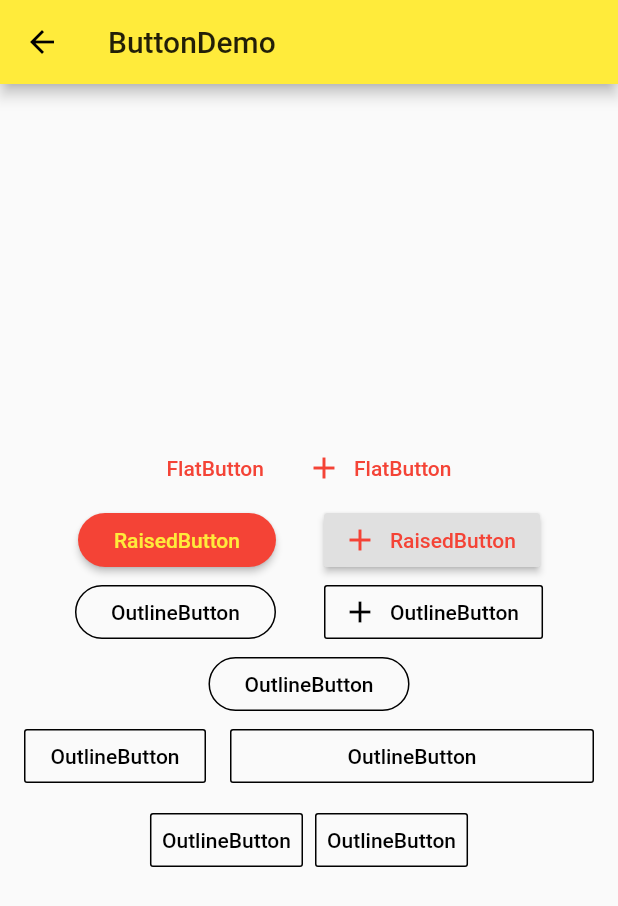
After one commit to HduSy/flutter-app, a Flutter app: the screen it shows after launch, after a tap on "ButtonDemo", on a phone screen of 412 x 824 dp. The commit adds this screen. Shown: the top 906 px of the screen. Run offline on Flutter 3.47's test engine with Material 2 defaults, Android fonts, the phone set to English and light mode, and no system bars.

Commit message:
19.8.26        button demo

```diff
--- /dev/null
+++ b/lib/demo_mid/button_demo.dart
@@ -0,0 +1,208 @@
+import 'package:flutter/material.dart';
+
+class ButtonDemo extends StatelessWidget {
+  @override
+  Widget build(BuildContext context) {
+    final Widget flatButtonDemo = Row(
+      mainAxisAlignment: MainAxisAlignment.center,
+      children: <Widget>[
+        FlatButton(
+          child: Text('FlatButton'),
+          onPressed: () {},
+          splashColor: Colors.grey[100],
+          textColor: Theme.of(context).accentColor,
+        ),
+        FlatButton.icon(
+          icon: Icon(Icons.add),
+          label: Text('FlatButton'),
+          onPressed: () {},
+          splashColor: Colors.grey[100],
+          textColor: Theme.of(context).accentColor,
+        )
+      ],
+    );
+    final Widget raisedButtonDemo = Row(
+      mainAxisAlignment: MainAxisAlignment.center,
+      children: <Widget>[
+        Theme(
+//          data: ThemeData(),
+          data: Theme.of(context).copyWith(
+              buttonColor: Theme.of(context).accentColor,
+              buttonTheme: ButtonThemeData(
+                textTheme: ButtonTextTheme.primary,
+//              shape: BeveledRectangleBorder(
+//                borderRadius: BorderRadius.circular(5.0)
+//              ),
+                shape: StadiumBorder(),
+              )),
+          child: RaisedButton(
+            child: Text('RaisedButton'),
+            onPressed: () {},
+            color: Theme.of(context).accentColor,
+            splashColor: Colors.grey,
+            textColor: Theme.of(context).primaryColor,
+            textTheme: ButtonTextTheme.primary,
+          ),
+        ),
+        SizedBox(
+          width: 32.0,
+        ),
+        RaisedButton.icon(
+          icon: Icon(Icons.add),
+          label: Text('RaisedButton'),
+          onPressed: () {},
+          splashColor: Colors.grey,
+          textColor: Theme.of(context).accentColor,
+        )
+      ],
+    );
+    final Widget outlineButtonDemo = Row(
+      mainAxisAlignment: MainAxisAlignment.center,
+      children: <Widget>[
+        Theme(
+//          data: ThemeData(),
+          data: Theme.of(context).copyWith(
+              buttonColor: Theme.of(context).accentColor,
+              buttonTheme: ButtonThemeData(
+                textTheme: ButtonTextTheme.primary,
+//              shape: BeveledRectangleBorder(
+//                borderRadius: BorderRadius.circular(5.0)
+//              ),
+                shape: StadiumBorder(),
+              )),
+          child: OutlineButton(
+            child: Text('OutlineButton'),
+            onPressed: () {},
+            borderSide: BorderSide(color: Colors.black),
+//            color: Theme.of(context).accentColor,
+            splashColor: Colors.grey[100],
+            textColor: Colors.black,
+            highlightedBorderColor: Colors.grey,
+//            textTheme: ButtonTextTheme.primary,
+          ),
+        ),
+        SizedBox(
+          width: 32.0,
+        ),
+        OutlineButton.icon(
+          icon: Icon(Icons.add),
+          label: Text('OutlineButton'),
+          onPressed: () {},
+          borderSide: BorderSide(color: Colors.black),
+          splashColor: Colors.grey[100],
+          highlightedBorderColor: Colors.grey,
+          textColor: Colors.black,
+        )
+      ],
+    );
+    final Widget fixedWidthButton = Container(
+        width: 160.0,
+        child: Row(
+          mainAxisAlignment: MainAxisAlignment.center,
+          children: <Widget>[
+            Theme(
+//          data: ThemeData(),
+              data: Theme.of(context).copyWith(
+                  buttonColor: Theme.of(context).accentColor,
+                  buttonTheme: ButtonThemeData(
+                    textTheme: ButtonTextTheme.primary,
+//              shape: BeveledRectangleBorder(
+//                borderRadius: BorderRadius.circular(5.0)
+//              ),
+                    shape: StadiumBorder(),
+                  )),
+              child: OutlineButton(
+                child: Text('OutlineButton'),
+                onPressed: () {},
+                borderSide: BorderSide(color: Colors.black),
+//            color: Theme.of(context).accentColor,
+                splashColor: Colors.grey[100],
+                textColor: Colors.black,
+                highlightedBorderColor: Colors.grey,
+//            textTheme: ButtonTextTheme.primary,
+              ),
+            ),
+          ],
+        ));
+    final Widget expandedWidthButton = Row(
+      mainAxisAlignment: MainAxisAlignment.center,
+      children: <Widget>[
+        Expanded(
+          child: OutlineButton(
+            child: Text('OutlineButton'),
+            onPressed: () {},
+            borderSide: BorderSide(color: Colors.black),
+            splashColor: Colors.grey[100],
+            textColor: Colors.black,
+            highlightedBorderColor: Colors.grey,
+          ),
+        ),
+        SizedBox(
+          width: 16.0,
+        ),
+        Expanded(
+          flex: 2,
+          child: OutlineButton(
+            child: Text('OutlineButton'),
+            onPressed: () {},
+            borderSide: BorderSide(color: Colors.black),
+            splashColor: Colors.grey[100],
+            textColor: Colors.black,
+            highlightedBorderColor: Colors.grey,
+          ),
+        ),
+      ],
+    );
+    final Widget buttonBarDemo = Row(
+      mainAxisAlignment: MainAxisAlignment.center,
+      children: <Widget>[
+        Theme(
+          data: Theme.of(context).copyWith(
+              buttonTheme: ButtonThemeData(
+//                改动这里的水平间距
+                  padding: EdgeInsets.symmetric(horizontal: 16.0))),
+          child: ButtonBar(
+            children: <Widget>[
+              OutlineButton(
+                child: Text('OutlineButton'),
+                onPressed: () {},
+                borderSide: BorderSide(color: Colors.black),
+                splashColor: Colors.grey[100],
+                textColor: Colors.black,
+                highlightedBorderColor: Colors.grey,
+              ),
+              OutlineButton(
+                child: Text('OutlineButton'),
+                onPressed: () {},
+                borderSide: BorderSide(color: Colors.black),
+                splashColor: Colors.grey[100],
+                textColor: Colors.black,
+                highlightedBorderColor: Colors.grey,
+              ),
+            ],
+          ),
+        )
+      ],
+    );
+    // TODO: implement build
+    return Scaffold(
+      appBar: AppBar(
+        title: Text('ButtonDemo'),
+      ),
+      body: Container(
+        padding: EdgeInsets.all(16.0),
+        child: Column(
+          mainAxisAlignment: MainAxisAlignment.center,
+          children: <Widget>[
+            flatButtonDemo,
+            raisedButtonDemo,
+            outlineButtonDemo,
+            fixedWidthButton,
+            expandedWidthButton,
+            buttonBarDemo,
+          ],
+        ),
+      ),
+    );
+  }
+}
--- /dev/null
+++ b/lib/demo_mid/material_components.dart
@@ -0,0 +1,76 @@
+import 'package:flutter/cupertino.dart';
+import 'package:flutter/material.dart';
+import 'package:flutter_app/demo_mid/button_demo.dart';
+import 'package:flutter_app/demo_mid/floating_action_button.dart';
+import 'package:flutter_app/demo_mid/popup_menu_demo.dart';
+
+class MaterialComponents extends StatelessWidget {
+  @override
+  Widget build(BuildContext context) {
+    // TODO: implement build
+    return Scaffold(
+      appBar: AppBar(
+        title: Text('MaterialComponents'),
+      ),
+      body: ListView(
+        children: <Widget>[
+          ListItem(
+            title: 'FloatingActionButton',
+            page: FloatingActionButtonDemo(),
+          ),
+          ListItem(
+            title: 'ButtonDemo',
+            page: ButtonDemo(),
+          ),
+          ListItem(
+            title: 'PopupMenuDemo',
+            page: PopupMenuDemo(),
+          )
+        ],
+      ),
+    );
+  }
+}
+
+class ListItem extends StatelessWidget {
+  final String title;
+  final Widget page;
+
+  ListItem({this.title, this.page});
+
+  @override
+  Widget build(BuildContext context) {
+    // TODO: implement build
+    return ListTile(
+      title: Text(title),
+      onTap: () {
+        Navigator.of(context)
+            .push(MaterialPageRoute(builder: (context) => page));
+      },
+    );
+  }
+}
+
+class WidgetDemo extends StatelessWidget {
+  @override
+  Widget build(BuildContext context) {
+    // TODO: implement build
+    return Scaffold(
+      appBar: AppBar(
+        title: Text('WidgetDemo'),
+      ),
+      body: Container(
+        padding: EdgeInsets.all(16.0),
+        child: Column(
+          mainAxisAlignment: MainAxisAlignment.center,
+          children: <Widget>[
+            Row(
+              mainAxisAlignment: MainAxisAlignment.center,
+              children: <Widget>[],
+            )
+          ],
+        ),
+      ),
+    );
+  }
+}
--- a/lib/ninghao_lrn/demo.dart
+++ b/lib/ninghao_lrn/demo.dart
@@ -8,6 +8,7 @@ import 'package:flutter_app/demo_up/view_demo.dart';
 import 'package:flutter_app/demo_up/sliver_demo.dart';
 import 'package:flutter_app/demo_up/navigator_demo.dart';
 import 'package:flutter_app/demo_mid/form_demo.dart';
+import 'package:flutter_app/demo_mid/material_components.dart';
 
 //  挂载根widget
 //void main() => runApp(App());
@@ -22,13 +23,14 @@ class App extends StatelessWidget {
 //      home: Home(),
 //    home: SliverDemo(),
 //    home: NavigatorDemo(),
-      initialRoute: '/form',
+      initialRoute: '/mdc',
       routes: {
         '/': (context) => NavigatorDemo(),
         '/about': (context) => Page(
               title: 'About',
             ),
         '/form': (context) => FormDemo(),
+        '/mdc': (context) => MaterialComponents(),
       },
       theme: ThemeData(
           primarySwatch: Colors.yellow,
```
Also changed, not shown: lib/demo_mid/floating_action_button.dart (added, +39 -0 lines), lib/demo_mid/form_demo.dart (+39 -7 lines), lib/demo_mid/popup_menu_demo.dart (added, +58 -0 lines).
